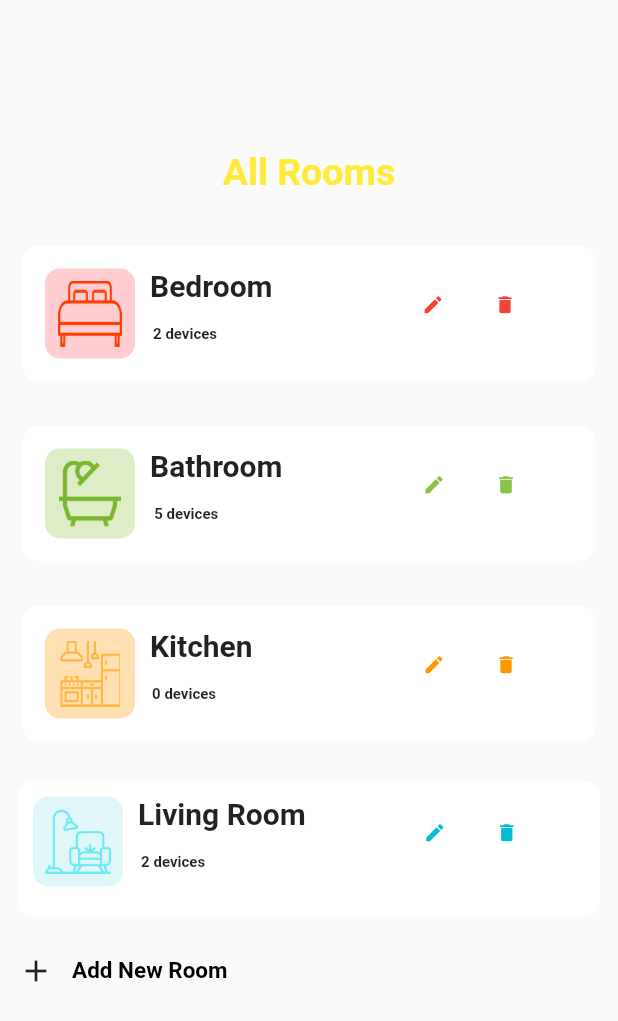
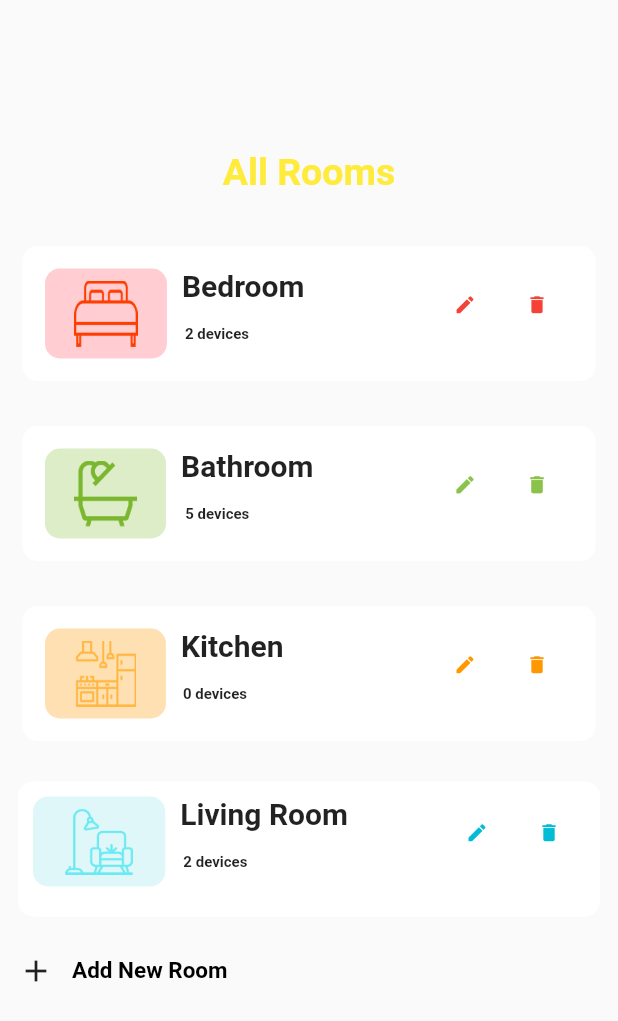
Before and after one commit to ManarAhmeD15/SmartHome_app, a Flutter app: the AllRooms screen opened directly, on a phone screen of 412 x 824 dp. Shown: the top 1021 px of the screen. Run offline on Flutter 3.47's test engine with Material 2 defaults, Android fonts, the light colour scheme and no system bars; our stand-ins replace lottie.

```diff
--- a/lib/main.dart
+++ b/lib/main.dart
@@ -17,7 +17,7 @@ class MyApp extends StatelessWidget {
    return MaterialApp(
 
      debugShowCheckedModeBanner: false,
-     home: AddNewRoom(),
+     home: AllRooms(),
    );
   }
 
--- a/lib/modules/all rooms/all_rooms_screen.dart
+++ b/lib/modules/all rooms/all_rooms_screen.dart
@@ -39,18 +39,20 @@ class AllRooms extends StatelessWidget {
                             child: Row(
                               crossAxisAlignment: CrossAxisAlignment.start,
                               children: [
-                                Container(
+                                Expanded(
+                                  child: Container(
                                     child: Padding(
                                       padding: const EdgeInsets.all(8.0),
                                       child: Image(image: AssetImage('assets/bedroom.png'),
                                         width: 40.0,
                                         height: 40.0,),
                                     ),
-                                  width: 60.0,
+                                    width: double.infinity,
                                     height: 60.0,
                                     decoration: BoxDecoration(
                                       borderRadius: BorderRadius.circular(10.0,),
                                       color: Colors.red[100],
+                                    ),
                                   ),
                                 ),
                                 SizedBox(
@@ -125,18 +127,20 @@ class AllRooms extends StatelessWidget {
                       child: Row(
                         crossAxisAlignment: CrossAxisAlignment.start,
                         children: [
-                          Container(
+                          Expanded (
+                            child : Container(
                             child: Padding(
                               padding: const EdgeInsets.all(8.0),
                               child: Image(image: AssetImage('assets/bathroom.png'),
                                 width: 40.0,
                                 height: 40.0,),
                             ),
-                            width: 60.0,
+                            width: double.infinity,
                             height: 60.0,
                             decoration: BoxDecoration(
                               borderRadius: BorderRadius.circular(10.0,),
                               color: Colors.lightGreen[100],
+                            ),
                           ),
                           ),
                           SizedBox(
@@ -212,18 +216,20 @@ class AllRooms extends StatelessWidget {
                       child: Row(
                         crossAxisAlignment: CrossAxisAlignment.start,
                         children: [
-                          Container(
+                          Expanded(
+                            child: Container(
                               child: Padding(
                                 padding: const EdgeInsets.all(8.0),
                                 child: Image(image: AssetImage('assets/kitchen.png'),
                                   width: 40.0,
                                   height: 40.0,),
                               ),
-                            width: 60.0,
+                              width: double.infinity,
                               height: 60.0,
                               decoration: BoxDecoration(
                                 borderRadius: BorderRadius.circular(10.0,),
                                 color: Colors.orange[100],
+                              ),
                             ),
                           ),
                           SizedBox(
@@ -299,18 +305,20 @@ class AllRooms extends StatelessWidget {
                       child: Row(
                         crossAxisAlignment: CrossAxisAlignment.start,
                         children: [
-                          Container(
+                          Expanded(
+                            child: Container(
                               child: Padding(
                                 padding: const EdgeInsets.all(8.0),
                                 child: Image(image: AssetImage('assets/living-room.png'),
                                   width: 40.0,
                                   height: 40.0,),
                               ),
-                            width: 60.0,
+                              width: double.infinity,
                               height: 60.0,
                               decoration: BoxDecoration(
                                 borderRadius: BorderRadius.circular(10.0,),
                                 color: Colors.cyan[50],
+                              ),
                             ),
                           ),
                           SizedBox(
```
Lines whose indentation alone changed are shown as unchanged.
